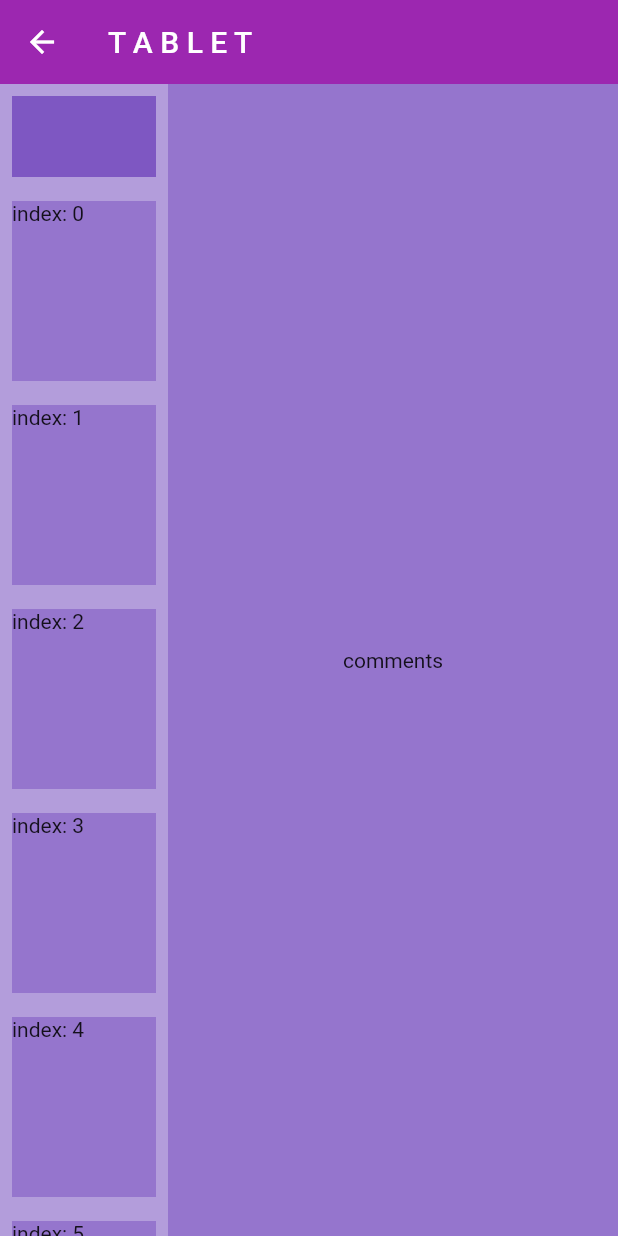
After one commit to shura1981/tallerflutter3, a Flutter app: the DesktopBody screen opened directly, on a phone screen of 412 x 824 dp. The commit adds this screen. Run offline on Flutter 3.47's test engine with Material 2 defaults, Android fonts, the light colour scheme and no system bars; our stand-ins replace audioplayers, flutter_secure_storage; accounts and stored records are empty; network calls fail.

Commit message:
2022-09-22 11:19

```diff
--- a/lib/themes/basic_theme.dart
+++ b/lib/themes/basic_theme.dart
@@ -3,7 +3,7 @@ import 'package:flutter/material.dart';
 class AppBasicTheme {
   //Theme Light
   static const Color lightPrimaryColorLight = Colors.black;
-  static const Color lightPrimaryColor = Colors.purpleAccent;
+  static const Color lightPrimaryColor = Colors.purple;
   static const Color lightscaffoldBackgroundColor = Colors.white;
 
   static final ThemeData lightTheme = ThemeData.light().copyWith(
--- /dev/null
+++ b/lib/widgets/responsive/desktop_body.dart
@@ -0,0 +1,54 @@
+import 'package:flutter/material.dart';
+
+class DesktopBody extends StatelessWidget {
+
+  const DesktopBody({Key? key}) : super(key: key);
+
+  @override
+  Widget build(BuildContext context) {
+    return Scaffold(
+      appBar: AppBar(
+        title: const Text('T A B L E T'),
+      ),
+      backgroundColor: Colors.deepPurple[200],
+      body: Row(
+        children: [
+          Expanded(
+            child: Column(
+              children: [
+                //youtube video
+                Padding(
+                  padding: const EdgeInsets.all(8.0),
+                  child: AspectRatio(
+                    aspectRatio: 16 / 9,
+                    child: Container(
+                      color: Colors.deepPurple[400],
+                    ),
+                  ),
+                ),
+                //comment section & recommend videos
+                Expanded(child: ListView.builder(
+                  itemCount: 20,
+                  itemBuilder: (context, index) {
+                    return Padding(
+                      padding: const EdgeInsets.all(8.0),
+                      child: Container(
+                        height: 120,
+                        color: Colors.deepPurple[300],
+                        child: Text("index: $index"),
+                      ),
+                    );
+                  },
+                ))
+              ],
+            ),
+          ),
+      Container(
+        color: Colors.deepPurple[300],
+        width: 300,
+        child: const Center(child: Text("comments")))
+        ],
+      ),
+    );
+  }
+}
--- /dev/null
+++ b/lib/widgets/responsive/responsive.dart
@@ -0,0 +1,3 @@
+export 'responsivelayout.dart';
+export 'desktop_body.dart';
+export 'mobile_body.dart';
```
Also changed, not shown: lib/pages/mediaqueryorientation.dart (+7 -2 lines), lib/widgets/responsive/mobile_body.dart (added, +43 -0 lines), lib/widgets/responsive/responsivelayout.dart (added, +22 -0 lines).
